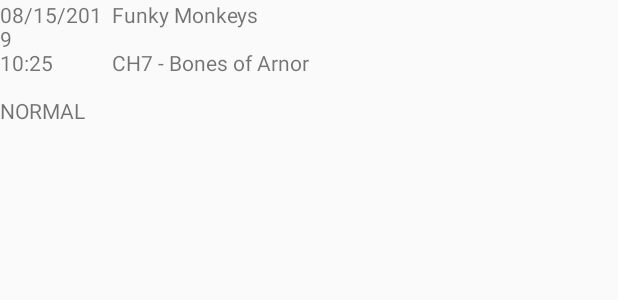
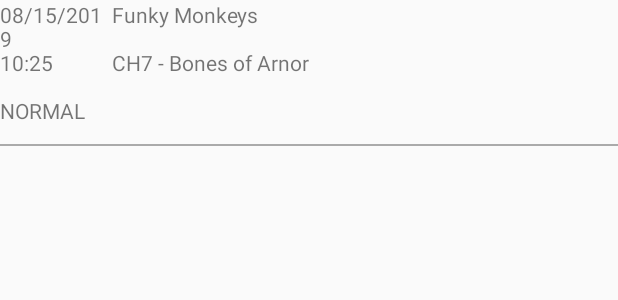
Before and after one commit to zipo13/LOTRJourneysEditor, an Android app: the layout save_game_panel.xml on its own in the app's theme, with its tools: preview values and no code run, on a phone screen of 412 x 824 dp. Shown: the top 300 px of the screen. Run offline under Robolectric (Android 15) with nearby library versions, the phone set to English and light mode, and no system bars.

Commit message:
Added some style to the AlertDialog Added background to the main and saved game activities

```diff
--- /dev/null
+++ b/app/src/main/res/drawable/background.xml
@@ -0,0 +1,6 @@
+<?xml version="1.0" encoding="utf-8"?>
+<bitmap xmlns:android="http://schemas.android.com/apk/res/android"
+    android:src="@drawable/lotr_bg"
+    android:tileMode="disabled"
+    android:alpha="0.35">
+</bitmap>
--- a/app/src/main/res/layout/save_game_panel.xml
+++ b/app/src/main/res/layout/save_game_panel.xml
@@ -1,9 +1,14 @@
 <?xml version="1.0" encoding="utf-8"?>
 <LinearLayout xmlns:android="http://schemas.android.com/apk/res/android"
     xmlns:tools="http://schemas.android.com/tools"
-    android:orientation="horizontal"
+    android:orientation="vertical"
     android:layout_width="match_parent"
     android:layout_height="wrap_content">
+
+    <LinearLayout
+        android:layout_width="match_parent"
+        android:layout_height="wrap_content"
+        android:orientation="horizontal">
         <LinearLayout
             android:layout_width="0dp"
             android:layout_height="match_parent"
@@ -49,5 +54,10 @@
             android:layout_weight="5">
 
         </LinearLayout>
+    </LinearLayout>
+    <View
+        android:layout_width="match_parent"
+        android:layout_height="1dp"
+        android:background="@android:color/darker_gray"/>
 
 </LinearLayout>
--- a/app/src/main/res/values/colors.xml
+++ b/app/src/main/res/values/colors.xml
@@ -1,6 +1,7 @@
 <?xml version="1.0" encoding="utf-8"?>
 <resources>
-    <color name="colorPrimary">#008577</color>
+    <color name="colorPrimary">#04473C</color>
     <color name="colorPrimaryDark">#00574B</color>
-    <color name="colorAccent">#D81B60</color>
+    <color name="colorAccent">#E9BD1E</color>
+    <color name="background">#fdfff0</color>
 </resources>
--- a/app/src/main/res/values/strings.xml
+++ b/app/src/main/res/values/strings.xml
@@ -1,6 +1,5 @@
 <resources>
     <string name="app_name">LOTR Journeys Editor</string>
-    <string name="usage_warning">Please note: This is an experimental app. Use at your own risk.</string>
     <string name="app_located_on_device">Lord Of the Rings - Journeys In Middle-earth was found on this device</string>
     <string name="app_not_located_on_device">Lord Of the Rings - Journeys In Middle-earth was not found on this device</string>
     <string name="game_difficulty_hard">Hard</string>
@@ -15,7 +14,7 @@
     <string name="hero_image">Hero Image</string>
     <string name="save">Save</string>
     <string name="hero_not_init">N/A</string>
-    <string name="export">Export...</string>
+    <string name="export">Export…</string>
     <string name="restore_from_backup">Restore from backup</string>
     <string name="export_message">Save game file was saved and exported to the \'Downloads\' folder on your device.\nLook for a file named \'SaveGameA\' and copy it to the device you want to move the saved game to.</string>
     <string name="export_dialog_title">Export save game file</string>
@@ -28,6 +27,7 @@
     <string name="app_warning_msg">This app is experimental and might damage save game files unintentionally. Backups are made but note that the developer takes no responsibility about any damage that might be caused by this app.</string>
     <string name="i_understand">I Understand</string>
     <string name="dont_show_again">Don\'t show me again</string>
+    <string name="edit_svae_game_title">Edit saved game</string>
     <string-array name="chapter_names">
         <item>Chapter 1</item>
         <item>Chapter 2</item>
```
Also changed, not shown: app/src/main/AndroidManifest.xml (+6 -2 lines), app/src/main/java/il/co/woo/lotrjourneyseditor/MainActivity.java (+5 -9 lines), app/src/main/java/il/co/woo/lotrjourneyseditor/SavedGame.java (+5 -3 lines), app/src/main/java/il/co/woo/lotrjourneyseditor/Utils.java (+4 -3 lines), app/src/main/res/layout/activity_main.xml (+3 -15 lines), app/src/main/res/layout/activity_saved_game.xml (+16 -1 lines), app/src/main/res/values/styles.xml (+12 -0 lines). Lines whose indentation alone changed are shown as unchanged.
